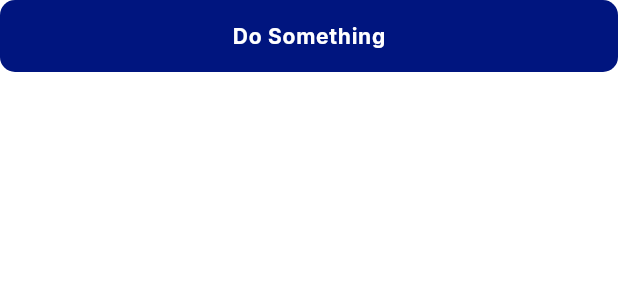
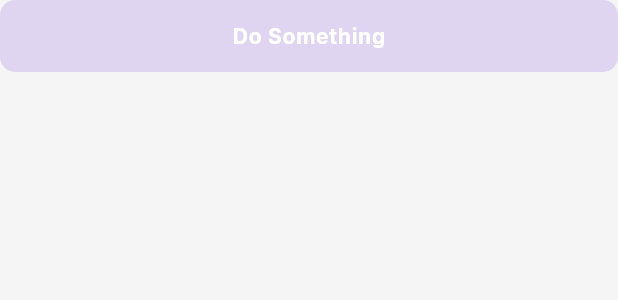
Before and after one commit to WorkWithAfridi/Moleculist, a Flutter app: the CustomButton widget shown alone on an empty page, opened directly, on a phone screen of 412 x 824 dp. Shown: the top 300 px of the screen. Run offline on Flutter 3.47's test engine with Material 3 defaults, Android fonts, the light colour scheme and no system bars; drawn by our look-alikes of toastification; our stand-ins replace animate_do, bloc, dio, flutter_bloc, gap, get_it and 4 more; accounts and stored records are empty; network calls fail.

Commit message:
Added color themes

```diff
--- a/lib/common/resources/color/app_colors.dart
+++ b/lib/common/resources/color/app_colors.dart
@@ -16,8 +16,17 @@ class AppColors {
   Color white = const Color(0xFFFFFFFF);
   Color black = const Color(0xFF1A1A1A);
 
-  // Primary
-  Color primary = const Color(0xFF00157F);
+  // New Primary (Lavender)
+  Color primary = const Color(0xFFD1C4E9);
+
+  // Accent / Secondary
+  Color secondary = const Color(0xFFB39DDB); // Soft violet
+
+  // Supporting Colors
+  Color mint = const Color(0xFFC8E6C9);
+  Color peach = const Color(0xFFFFECB3);
+  Color pastelBackground = const Color(0xFFF5F5F5);
+  Color softGrey = const Color(0xFFE0E0E0);
 
   // Text colors
   Color textHeadingLight = const Color(0xFF000000);
@@ -29,73 +38,47 @@ class AppColors {
   Color textBodyLight = const Color(0xFF5B5B5C);
   Color textBodyDark = const Color(0xFFA7A7A8);
 
-  Color placeholderLight = const Color(0xFF7F7E80);
-  Color placeholderDark = const Color(0xFF7F7E80);
+  Color placeholderLight = const Color(0xFF9E9E9E);
+  Color placeholderDark = const Color(0xFFBDBDBD);
 
   Color textPrimaryButtonLight = const Color(0xFFFFFFFF);
   Color textPrimaryButtonDark = const Color(0xFFFFFFFF);
 
   // UI Elements
-  Color borderLight = const Color(0xFFD0CFD1);
-  Color borderDark = const Color(0xFF383838);
+  Color borderLight = const Color(0xFFCCCCCC);
+  Color borderDark = const Color(0xFF444444);
 
-  Color cardLight = const Color(0xFFEEEDF0);
+  Color cardLight = const Color(0xFFF3E5F5); // Light violet
   Color cardDark = const Color(0xFF262626);
 
-  Color backgroundLight = const Color(0xFFFFFFFF);
-  Color backgroundDark = const Color(0xFF000000);
+  Color backgroundLight = const Color(0xFFF5F5F5); // Soft background
+  Color backgroundDark = const Color(0xFF121212);
 
-  // Status colors
+  // Status colors (unchanged)
   Color success = const Color(0xFF0CF292);
   Color warning = const Color(0xFFF2920C);
   Color danger = const Color(0xFFF20C0C);
 
-  // Old preset colors (still retained if used elsewhere)
-  Color cD3DAE0 = const Color(0xFFD3DAE0);
+  // Primary Swatch (based on lavender)
   CustomColor primarySwatch = CustomColor(
-    c950: 0xFF000A40,
-    c900: 0xFF000D4C,
-    c800: 0xFF000F59,
-    c700: 0xFF001166,
-    c600: 0xFF001372,
-    c500: 0xFF00157F, // Base
-    c400: 0xFF00178C,
-    c300: 0xFF001998,
-    c200: 0xFF001BA5,
-    c100: 0xFF001DB2,
-    c50: 0xFF0020BE,
+    c950: 0xFFB39DDB,
+    c900: 0xFFBFADE0,
+    c800: 0xFFCCBEE5,
+    c700: 0xFFD1C4E9,
+    c600: 0xFFD8CCED,
+    c500: 0xFFDFD5F1,
+    c400: 0xFFE5DDF5,
+    c300: 0xFFEBE6F8,
+    c200: 0xFFF1EEFB,
+    c100: 0xFFF7F6FD,
+    c50: 0xFFFCFBFF,
   );
-  Color cCAD0D6 = const Color(0xFFCAD0D6);
-  Color c58636E = const Color(0xFF58636E);
-  Color cF7F9FA = const Color(0xFFF7F9FA);
-  Color cE9ECF0 = const Color(0xFFE9ECF0);
-  Color cEEF1F4 = const Color(0xFFEEF1F4);
-  Color cF6F7F9 = const Color(0xFFF6F7F9);
-  Color cDB0D0D = const Color(0xFFDB0D0D);
-  Color c64BE26 = const Color(0xFF64BE26);
-  Color c6C7580 = const Color(0xFF6C7580);
-  Color cE1E7F0 = const Color(0xFFE1E7F0);
-  Color cF0F2F5 = const Color(0xFFF0F2F5);
-  Color cDEE3E7 = const Color(0xFFDEE3E7);
-  Color cA3ADB8 = const Color(0xFFA3ADB8);
-  Color cD8DFE4 = const Color(0xFFD8DFE4);
+
+  // Add to AppColors
+  Color pastelLavender = const Color(0xFFD1C4E9);
+  Color pastelViolet = const Color(0xFFB39DDB);
+  Color pastelMint = const Color(0xFFC8E6C9);
+  Color pastelPeach = const Color(0xFFFFECB3);
   Color cD7DEE4 = const Color(0xFFD7DEE4);
-  Color c788591 = const Color(0xFF788591);
-  Color cF82A2A = const Color(0xFFF82A2A);
-  Color cDFE2E6 = const Color(0xFFDFE2E6);
-  Color cEEF0FE = const Color(0xFFEEF0FE);
-  Color cF4E8FC = const Color(0xFFF4E8FC);
-  Color cFFF3EA = const Color(0xFFFFF3EA);
-  Color cF8802A = const Color(0xFFF8802A);
-  Color cA52AF8 = const Color(0xFFA52AF8);
-  Color cEDF0FF = const Color(0xFF4253EC);
-  Color c00157F = const Color(0xFF00157F);
-  Color cF8F7FA = const Color(0xFFF8F7FA);
-  Color c5B5B5C = const Color(0xFF5B5B5C);
-  Color cE0FDB3 = const Color(0xFFE0FDB3);
-  Color cC8F681 = const Color(0xFFC8F681);
-  Color cFFFAB4 = const Color(0xFFFFFAB4);
-  Color cFFF566 = const Color(0xFFFFF566);
-  Color cE6EAFF = const Color(0xFFE6EAFF);
-  Color cDFFFB2 = const Color(0xFFDFFFB2);
+  Color cFEF9F3 = const Color(0xFFFEF9F3);
 }
--- a/lib/common/resources/theme/app_theme.dart
+++ b/lib/common/resources/theme/app_theme.dart
@@ -5,58 +5,40 @@ import 'app_font.dart';
 
 class AppTheme {
   static final lightTheme = ThemeData.light().copyWith(
-    primaryColor: Colors.white,
-    scaffoldBackgroundColor: AppColors().white,
+    primaryColor: AppColors().pastelLavender,
+    scaffoldBackgroundColor: AppColors().pastelBackground,
     appBarTheme: AppBarTheme(
-      color: Colors.white,
-      foregroundColor: Colors.white,
-      iconTheme: const IconThemeData(color: Colors.white),
-      toolbarTextStyle: const TextTheme(
-        titleLarge: TextStyle(color: Colors.white, fontSize: 20),
-      ).bodyMedium,
-      titleTextStyle: const TextTheme(
-        titleLarge: TextStyle(color: Colors.white, fontSize: 20),
-      ).titleLarge,
+      color: AppColors().pastelLavender,
+      foregroundColor: AppColors().black,
+      iconTheme: IconThemeData(color: AppColors().black),
+      toolbarTextStyle: TextTheme(titleLarge: TextStyle(color: AppColors().black, fontSize: 20)).bodyMedium,
+      titleTextStyle: TextTheme(titleLarge: TextStyle(color: AppColors().black, fontSize: 20)).titleLarge,
       elevation: 0,
       scrolledUnderElevation: 0,
     ),
-    dividerColor: Colors.grey[300],
-    dividerTheme: DividerThemeData(
-      color: Colors.grey[300],
-    ),
-    drawerTheme: const DrawerThemeData(
-      backgroundColor: Colors.white,
-      surfaceTintColor: Colors.white,
-    ),
+    dividerColor: AppColors().cD7DEE4,
+    dividerTheme: DividerThemeData(color: AppColors().cD7DEE4),
+    drawerTheme: DrawerThemeData(backgroundColor: AppColors().pastelBackground, surfaceTintColor: AppColors().pastelBackground),
     textTheme: _buildTextTheme(lightMode: true),
-    colorScheme: ColorScheme.fromSwatch().copyWith(secondary: Colors.orange),
-    iconButtonTheme: IconButtonThemeData(
-      style: IconButton.styleFrom(
-        foregroundColor: Colors.black,
-      ),
-    ),
-    iconTheme: const IconThemeData(
-      color: Colors.black,
-    ),
+    colorScheme: ColorScheme.fromSwatch().copyWith(secondary: AppColors().pastelMint, primary: AppColors().pastelLavender),
+    iconButtonTheme: IconButtonThemeData(style: IconButton.styleFrom(foregroundColor: AppColors().black)),
+    iconTheme: IconThemeData(color: AppColors().black),
+    cardColor: AppColors().pastelViolet,
   );
 
   static final darkTheme = ThemeData.dark().copyWith(
-    primaryColor: Colors.teal,
-    dividerColor: Colors.grey[300],
+    primaryColor: AppColors().pastelViolet,
     scaffoldBackgroundColor: Colors.grey[900],
     appBarTheme: AppBarTheme(
-      color: Colors.teal,
-      iconTheme: const IconThemeData(color: Colors.white),
-      toolbarTextStyle: const TextTheme(
-        titleLarge: TextStyle(color: Colors.white, fontSize: 20),
-      ).bodyMedium,
-      titleTextStyle: const TextTheme(
-        titleLarge: TextStyle(color: Colors.white, fontSize: 20),
-      ).titleLarge,
+      color: AppColors().pastelViolet,
+      iconTheme: IconThemeData(color: Colors.white),
+      toolbarTextStyle: TextTheme(titleLarge: TextStyle(color: Colors.white, fontSize: 20)).bodyMedium,
+      titleTextStyle: TextTheme(titleLarge: TextStyle(color: Colors.white, fontSize: 20)).titleLarge,
     ),
+    dividerColor: Colors.grey[700],
     textTheme: _buildTextTheme(lightMode: false),
-    colorScheme: ColorScheme.fromSwatch().copyWith(secondary: Colors.amber),
-    // Add other dark mode configurations
+    colorScheme: ColorScheme.fromSwatch().copyWith(secondary: AppColors().pastelMint, primary: AppColors().pastelViolet),
+    cardColor: Colors.grey[850],
   );
 
   static TextTheme _buildTextTheme({required bool lightMode}) {
@@ -129,13 +111,7 @@ class AppTheme {
         color: lightMode ? AppColors().black : Colors.white,
         fontFamily: AppFonts.fontFamilyInter,
       ),
-      labelLarge: const TextStyle(
-        fontSize: 14,
-        fontWeight: FontWeight.w500,
-        letterSpacing: 1.25,
-        color: Colors.white,
-        fontFamily: AppFonts.fontFamilyInter,
-      ),
+      labelLarge: const TextStyle(fontSize: 14, fontWeight: FontWeight.w500, letterSpacing: 1.25, color: Colors.white, fontFamily: AppFonts.fontFamilyInter),
       bodySmall: TextStyle(
         fontSize: 12,
         fontWeight: FontWeight.w400,
--- a/lib/presentation/views/compunds/views/compund_list_v.dart
+++ b/lib/presentation/views/compunds/views/compund_list_v.dart
@@ -1,5 +1,7 @@
 import 'package:flutter/material.dart';
 import 'package:flutter_bloc/flutter_bloc.dart';
+import 'package:moleculist/common/resources/color/app_colors.dart';
+import 'package:moleculist/presentation/views/global/widgets/custom_loader.dart';
 
 import '../../../blocs/compound_c/cubit/compound_cubit.dart';
 import '../widgets/compund_card_w.dart';
@@ -14,7 +16,7 @@ class CompundListView extends StatelessWidget {
       body: BlocBuilder<CompoundCubit, CompoundState>(
         builder: (context, state) {
           if (state is CompoundLoadingState) {
-            return const Center(child: CircularProgressIndicator());
+            return Center(child: CustomLoader(color: AppColors().pastelViolet));
           }
 
           if (state is CompoundLoadedState) {
--- a/lib/presentation/views/dashboard/widgets/bottom_navbar_w.dart
+++ b/lib/presentation/views/dashboard/widgets/bottom_navbar_w.dart
@@ -98,7 +98,8 @@ class _BottomNavbarIcon extends StatelessWidget {
                         height: isSelected ? 1.5 : 0.5, // Highlight thickness for the selected state.
                         width: double.maxFinite,
                         color: isSelected
-                            ? Color(AppColors().primarySwatch.c500) // Primary color for selected state.
+                            ? AppColors()
+                                  .pastelViolet // Primary color for selected state.
                             : Colors.black.withOpacity(0.2), // Faint color for non-selected state.
                       ),
                     ),
@@ -110,7 +111,8 @@ class _BottomNavbarIcon extends StatelessWidget {
                           ? bottomNavbarItem.iconFilled!
                           : bottomNavbarItem.icon, // Use the filled icon for the selected state.
                       color: isSelected
-                          ? Color(AppColors().primarySwatch.c500) // Icon color for the selected state.
+                          ? AppColors()
+                                .pastelViolet // Icon color for the selected state.
                           : Colors.black.withOpacity(0.35), // Icon color for non-selected state.
                       size: 21, // Icon size.
                     ),
@@ -121,7 +123,8 @@ class _BottomNavbarIcon extends StatelessWidget {
                         fontWeight: FontWeight.w500, // Medium font weight.
                         fontSize: 11, // Small font size for the label.
                         color: isSelected
-                            ? Color(AppColors().primarySwatch.c500) // Text color for selected state.
+                            ? AppColors()
+                                  .pastelViolet // Text color for selected state.
                             : Colors.black.withOpacity(0.35), // Text color for non-selected state.
                       ),
                     ),
--- a/lib/presentation/views/global/widgets/button_w.dart
+++ b/lib/presentation/views/global/widgets/button_w.dart
@@ -55,8 +55,8 @@ class CustomButton extends StatelessWidget {
       resolvedTextColor = AppColors().black;
     }
     if (isBorderedButton && isDisabled) {
-      resolvedButtonColor = AppColors().cA3ADB8;
-      resolvedTextColor = AppColors().cA3ADB8;
+      resolvedButtonColor = AppColors().primary;
+      resolvedTextColor = AppColors().primary;
     }
     if (onlyContent && resolvedTextColor == Colors.white) {
       resolvedTextColor = Color(AppColors().primarySwatch.c500);
@@ -66,7 +66,7 @@ class CustomButton extends StatelessWidget {
       color: isBorderedButton || onlyContent
           ? Colors.transparent
           : isDisabled
-          ? AppColors().cD3DAE0
+          ? AppColors().primary
           : resolvedButtonColor,
       borderRadius: BorderRadius.circular(AppSizes.radiusLg),
       child: InkWell(
@@ -87,7 +87,7 @@ class CustomButton extends StatelessWidget {
             border: borderColor == null
                 ? null
                 : isBorderedButton || !onlyContent
-                ? Border.all(width: 1, color: borderColor ?? AppColors().cDEE3E7)
+                ? Border.all(width: 1, color: borderColor ?? AppColors().primary)
                 : null,
           ),
           alignment: Alignment.center,
--- a/lib/presentation/views/splash/splash_v.dart
+++ b/lib/presentation/views/splash/splash_v.dart
@@ -1,5 +1,6 @@
 import 'package:flutter/material.dart';
 import 'package:flutter_bloc/flutter_bloc.dart';
+import 'package:moleculist/common/resources/color/app_colors.dart';
 import 'package:moleculist/common/utilities/extensions/on_build_context.dart';
 import 'package:moleculist/common/utilities/routing/app_routes.dart';
 import 'package:moleculist/presentation/blocs/splash_c/splash_cubit.dart';
@@ -26,6 +27,7 @@ class _SplashViewState extends State<SplashView> {
   @override
   Widget build(BuildContext context) {
     return Scaffold(
+      backgroundColor: AppColors().cFEF9F3,
       body: BlocListener<SplashCubit, SplashState>(
         listener: (context, state) {
           if (state is SplashCompleted) {
```
